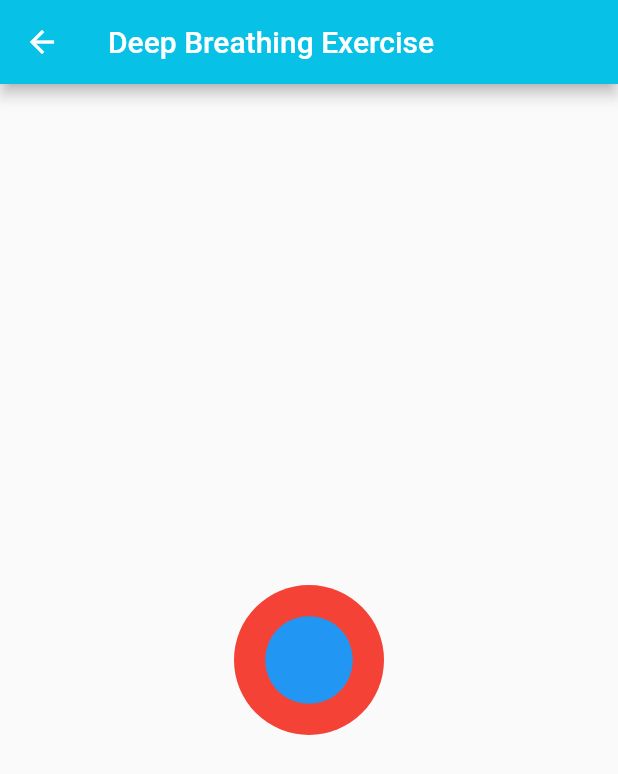
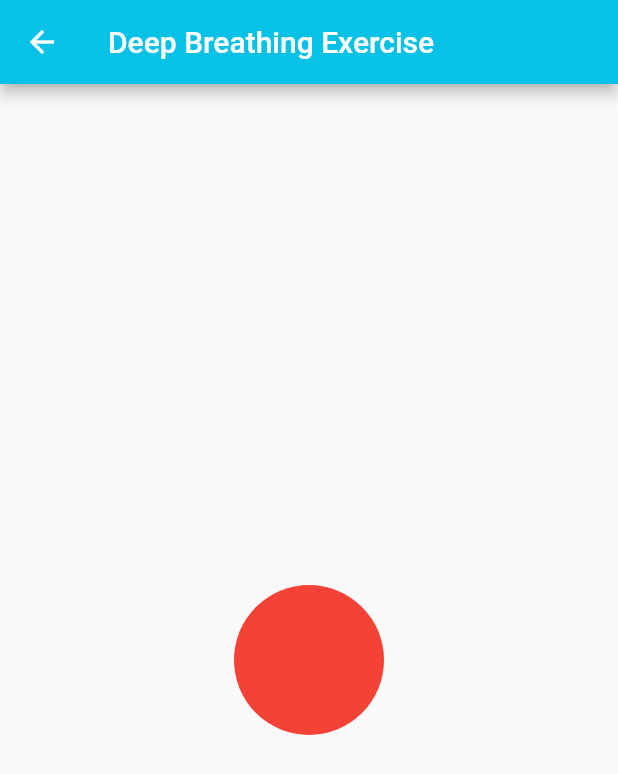
Before and after one commit to ZiClaud/Iremi-Breathing-App, a Flutter app: the screen it shows after launch, after a tap on "Deep Breathing Exercise", on a phone screen of 412 x 824 dp. Shown: the top 774 px of the screen. Run offline on Flutter 3.47's test engine with Material 2 defaults, Android fonts, the phone set to English and light mode, and no system bars.

Commit message:
Ball improvements, but still needs fixing

```diff
--- a/iremibreathingapp/lib/utils/dfaultWidget.dart
+++ b/iremibreathingapp/lib/utils/dfaultWidget.dart
@@ -7,6 +7,7 @@ AppBar defaultAppBar(String title) {
     backgroundColor: myBluLight,
   );
 }
+
 
 class BallAnimation extends StatefulWidget {
   final Duration expansionDuration;
@@ -40,15 +41,31 @@ class _BallAnimationState extends State<BallAnimation>
           widget.holdEndDuration,
       vsync: this,
     );
-    _animation = Tween<double>(begin: 0.0, end: 1.0).animate(CurvedAnimation(
-      parent: _controller,
-      curve: Interval(
-        0.0,
-        (widget.expansionDuration.inMilliseconds /
-            _controller.duration!.inMilliseconds),
-        curve: Curves.easeInOut,
-      ),
-    ));
+    _animation = Tween<double>(begin: 0.0, end: 1.0).animate(
+      _controller.drive(CurveTween(
+        curve: Interval(
+          0.0,
+          widget.expansionDuration.inMilliseconds /
+              _controller.duration!.inMilliseconds,
+          curve: Curves.easeInOut,
+        ),
+      )).drive(CurveTween(
+        curve: Interval(
+          (widget.expansionDuration.inMilliseconds + widget.holdMiddleDuration.inMilliseconds) /
+              _controller.duration!.inMilliseconds,
+          (widget.expansionDuration.inMilliseconds + widget.holdMiddleDuration.inMilliseconds + widget.contractionDuration.inMilliseconds) /
+              _controller.duration!.inMilliseconds,
+          curve: Curves.easeInOut,
+        ),
+      )).drive(CurveTween(
+        curve: Interval(
+          (widget.expansionDuration.inMilliseconds + widget.holdMiddleDuration.inMilliseconds + widget.contractionDuration.inMilliseconds) /
+              _controller.duration!.inMilliseconds,
+          1.0,
+          curve: Curves.easeInOut,
+        ),
+      )),
+    );
     _controller.repeat(reverse: true);
   }
 
```
